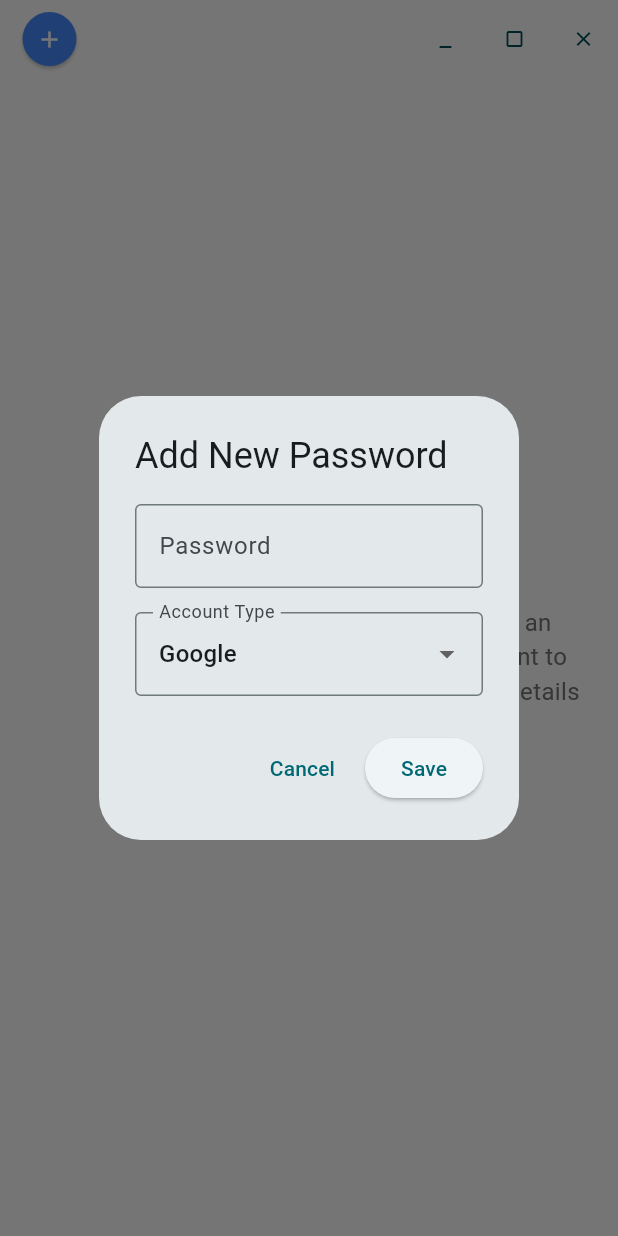
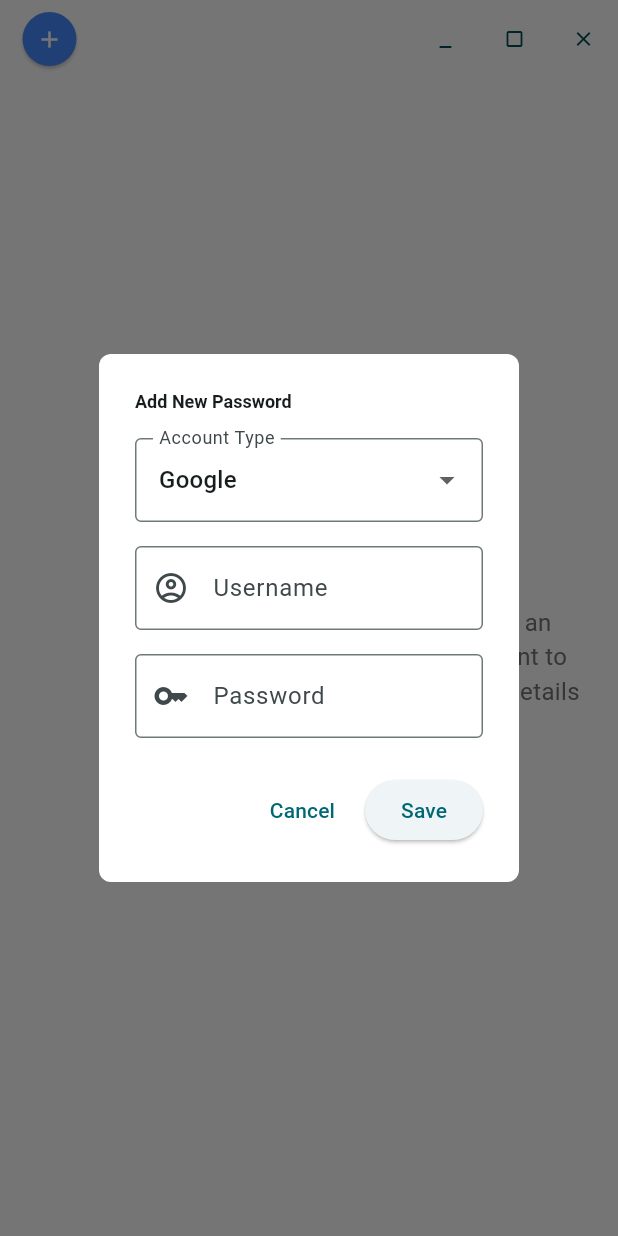
Before and after one commit to isahir0711/vaulted, a Flutter app: the screen it shows after launch, after a tap on the "add" icon, on a phone screen of 412 x 824 dp. Run offline on Flutter 3.47's test engine with Material 3 defaults, Android fonts, the phone set to English and light mode, and no system bars; our stand-ins replace sqflite, sqflite_common_ffi; missing offline and left inert: encrypt, window_manager; accounts and stored records are empty.

Commit message:
store username and password

```diff
--- a/lib/main.dart
+++ b/lib/main.dart
@@ -60,9 +60,12 @@ class _MyHomePageState extends State<MyHomePage> {
   final TextEditingController _textController = TextEditingController();
   final TextEditingController _editPasswordController = TextEditingController();
 
+  final TextEditingController _editUserNameController = TextEditingController();
+
   List<Password> passwords = [];
   Password? selectedPassword;
   AccountTypes selectedAccountType = AccountTypes.Google;
+  late String selectedUserName;
   @override
   void initState() {
     _printPasswords();
@@ -73,6 +76,7 @@ class _MyHomePageState extends State<MyHomePage> {
     setState(() {
       selectedPassword = password;
       selectedAccountType = password.accountType;
+      _editUserNameController.text = password.userNameOrEmail;
       // Decrypt and set the password for editing
       final decryptedPassword = Encryption().decryptPassword(password.encryptedValue, password.iv);
       _editPasswordController.text = decryptedPassword;
@@ -88,13 +92,23 @@ class _MyHomePageState extends State<MyHomePage> {
     print(passwords);
   }
 
+  Future<void> _deleteAllPasswords() async {
+    await Dbservice().deleteAll();
+  }
+
   Future<void> _updatePassword() async {
-    if (selectedPassword != null && _editPasswordController.text.isNotEmpty) {
+    if (selectedPassword != null &&
+        _editPasswordController.text.isNotEmpty &&
+        _editUserNameController.text.isNotEmpty) {
       // Delete the old password
       await Dbservice().deletePassword(selectedPassword!.id!);
 
       // Create a new encrypted password with the updated values
-      Encryption().encryptPassword(_editPasswordController.text, accountType: selectedAccountType);
+      Encryption().encryptPassword(
+        _editPasswordController.text,
+        _editUserNameController.text,
+        accountType: selectedAccountType,
+      );
 
       // Refresh the passwords list
       await _printPasswords();
@@ -116,6 +130,7 @@ class _MyHomePageState extends State<MyHomePage> {
 
   Future<void> _showAddPasswordDialog() async {
     final TextEditingController passwordController = TextEditingController();
+    final TextEditingController usernameController = TextEditingController();
     AccountTypes selectedAccountType = AccountTypes.Google;
 
     await showDialog(
@@ -124,16 +139,13 @@ class _MyHomePageState extends State<MyHomePage> {
         return StatefulBuilder(
           builder: (context, setState) {
             return AlertDialog(
-              title: const Text('Add New Password'),
+              shape: const RoundedRectangleBorder(borderRadius: BorderRadius.all(Radius.circular(8))),
+              backgroundColor: Colors.white,
+              title: const Text('Add New Password', style: TextStyle(fontSize: 12, fontWeight: FontWeight.bold)),
               content: Column(
                 mainAxisSize: MainAxisSize.min,
                 children: [
-                  TextField(
-                    controller: passwordController,
-                    decoration: const InputDecoration(labelText: 'Password', border: OutlineInputBorder()),
-                    obscureText: true,
-                  ),
-                  const SizedBox(height: 16),
+                  //AccountType DropDown
                   DropdownButtonFormField<AccountTypes>(
                     value: selectedAccountType,
                     decoration: const InputDecoration(labelText: 'Account Type', border: OutlineInputBorder()),
@@ -148,6 +160,27 @@ class _MyHomePageState extends State<MyHomePage> {
                       }
                     },
                   ),
+                  const SizedBox(height: 16),
+                  //Username Textfield
+                  TextField(
+                    controller: usernameController,
+                    decoration: const InputDecoration(
+                      labelText: 'Username',
+                      border: OutlineInputBorder(),
+                      prefixIcon: Icon(Icons.account_circle_outlined),
+                    ),
+                  ),
+                  const SizedBox(height: 16),
+                  //Password textfield
+                  TextField(
+                    controller: passwordController,
+                    decoration: const InputDecoration(
+                      labelText: 'Password',
+                      border: OutlineInputBorder(),
+                      prefixIcon: Icon(Icons.key),
+                    ),
+                    obscureText: true,
+                  ),
                 ],
               ),
               actions: [
@@ -161,7 +194,11 @@ class _MyHomePageState extends State<MyHomePage> {
                   onPressed: () async {
                     if (passwordController.text.isNotEmpty) {
                       // Encrypt and save the password
-                      Encryption().encryptPassword(passwordController.text, accountType: selectedAccountType);
+                      Encryption().encryptPassword(
+                        passwordController.text,
+                        usernameController.text,
+                        accountType: selectedAccountType,
+                      );
 
                       // Refresh the passwords list
                       await _printPasswords();
@@ -288,78 +325,111 @@ class _MyHomePageState extends State<MyHomePage> {
                                 child: Column(
                                   crossAxisAlignment: CrossAxisAlignment.start,
                                   children: [
+                                    Row(
+                                      spacing: 12,
+                                      children: [
+                                        Image(
+                                          height: 40,
+                                          width: 40,
+                                          image: AssetImage(
+                                            'assets/${selectedAccountType.name.toLowerCase()}_icon.png',
+                                          ),
+                                        ),
                                         Text(
-                                      'Account Details',
+                                          selectedAccountType.name,
                                           style: TextStyle(
                                             fontSize: 24,
                                             fontWeight: FontWeight.bold,
                                             color: Colors.grey[800],
                                           ),
                                         ),
-                                    const SizedBox(height: 24),
-
-                                    // Account Type Selector
-                                    Text(
-                                      'Account Type',
-                                      style: TextStyle(
-                                        fontSize: 16,
-                                        fontWeight: FontWeight.w500,
-                                        color: Colors.grey[700],
-                                      ),
-                                    ),
-                                    const SizedBox(height: 8),
-                                    DropdownButtonFormField<AccountTypes>(
-                                      value: selectedAccountType,
-                                      decoration: const InputDecoration(
-                                        border: OutlineInputBorder(),
-                                        contentPadding: EdgeInsets.symmetric(horizontal: 12, vertical: 8),
-                                      ),
-                                      items: AccountTypes.values.map((AccountTypes type) {
-                                        return DropdownMenuItem<AccountTypes>(value: type, child: Text(type.name));
-                                      }).toList(),
-                                      onChanged: (AccountTypes? newValue) {
-                                        if (newValue != null) {
-                                          setState(() {
-                                            selectedAccountType = newValue;
-                                          });
-                                        }
-                                      },
+                                      ],
                                     ),
                                     const SizedBox(height: 24),
 
+                                    const SizedBox(height: 24),
+
+                                    // username Field
+                                    Container(
+                                      padding: const EdgeInsets.symmetric(vertical: 8, horizontal: 24),
+                                      decoration: BoxDecoration(borderRadius: BorderRadius.circular(8)),
+                                      child: Row(
+                                        crossAxisAlignment: CrossAxisAlignment.center,
+                                        children: [
+                                          const Icon(Icons.account_circle_outlined, color: Colors.grey, size: 20),
+                                          const SizedBox(width: 12),
+                                          Expanded(
+                                            child: Column(
+                                              crossAxisAlignment: CrossAxisAlignment.start,
+                                              children: [
+                                                const Text(
+                                                  'Username',
+                                                  style: TextStyle(
+                                                    color: Colors.grey,
+                                                    fontSize: 12,
+                                                    fontWeight: FontWeight.w500,
+                                                  ),
+                                                ),
+                                                TextField(
+                                                  controller: _editUserNameController,
+                                                  style: const TextStyle(fontSize: 14),
+                                                  decoration: const InputDecoration(
+                                                    border: InputBorder.none,
+                                                    hintText: 'example@example.com',
+                                                    hintStyle: TextStyle(color: Colors.grey, fontSize: 14),
+                                                  ),
+                                                ),
+                                              ],
+                                            ),
+                                          ),
+                                        ],
+                                      ),
+                                    ),
+
                                     // Password Field
-                                    Text(
+                                    Container(
+                                      padding: const EdgeInsets.symmetric(vertical: 8, horizontal: 24),
+                                      decoration: BoxDecoration(borderRadius: BorderRadius.circular(8)),
+                                      child: Row(
+                                        crossAxisAlignment: CrossAxisAlignment.center,
+                                        children: [
+                                          const Icon(Icons.lock_outline, color: Colors.grey, size: 20),
+                                          const SizedBox(width: 12),
+                                          Expanded(
+                                            child: Column(
+                                              crossAxisAlignment: CrossAxisAlignment.start,
+                                              children: [
+                                                const Text(
                                                   'Password',
                                                   style: TextStyle(
-                                        fontSize: 16,
+                                                    color: Colors.grey,
+                                                    fontSize: 12,
                                                     fontWeight: FontWeight.w500,
-                                        color: Colors.grey[700],
                                                   ),
                                                 ),
-                                    const SizedBox(height: 8),
-                                    Row(
-                                      children: [
-                                        Expanded(
-                                          child: TextField(
+                                                TextField(
                                                   controller: _editPasswordController,
+                                                  style: const TextStyle(fontSize: 14),
                                                   decoration: const InputDecoration(
-                                              border: OutlineInputBorder(),
-                                              contentPadding: EdgeInsets.symmetric(horizontal: 12, vertical: 8),
+                                                    border: InputBorder.none,
+                                                    hintText: '••••••••••••',
+                                                    hintStyle: TextStyle(color: Colors.grey, fontSize: 14),
                                                   ),
                                                   obscureText: true,
                                                 ),
+                                              ],
                                             ),
-                                        const SizedBox(width: 8),
-                                        IconButton(
+                                          ),
+                                          TextButton(
                                             onPressed: _copyToClipboard,
-                                          icon: const Icon(Icons.copy),
-                                          tooltip: 'Copy to clipboard',
-                                          style: IconButton.styleFrom(
-                                            backgroundColor: Colors.grey[200],
-                                            padding: const EdgeInsets.all(12),
+                                            style: TextButton.styleFrom(foregroundColor: const Color(0xFF5865F2)),
+                                            child: const Text(
+                                              'Copy',
+                                              style: TextStyle(fontSize: 12, fontWeight: FontWeight.w500),
                                             ),
                                           ),
                                         ],
+                                      ),
                                     ),
                                     const SizedBox(height: 24),
 
--- a/pubspec.yaml
+++ b/pubspec.yaml
@@ -64,6 +64,9 @@ flutter:
   assets:
     - assets/google_icon.png
     - assets/twitch_icon.png
+    - assets/github_icon.png
+    - assets/facebook_icon.png
+    - assets/mercado_icon.png
     - assets/none_icon.png
 
   # To add assets to your application, add an assets section, like this:
```
Also changed, not shown: assets/discord_icon.png (added), assets/facebook_icon.png (added), assets/github_icon.png (added), assets/mercado_icon.png (added), google.svg (deleted), twitch.svg (deleted), 2 other files. Lines whose indentation alone changed are shown as unchanged.
